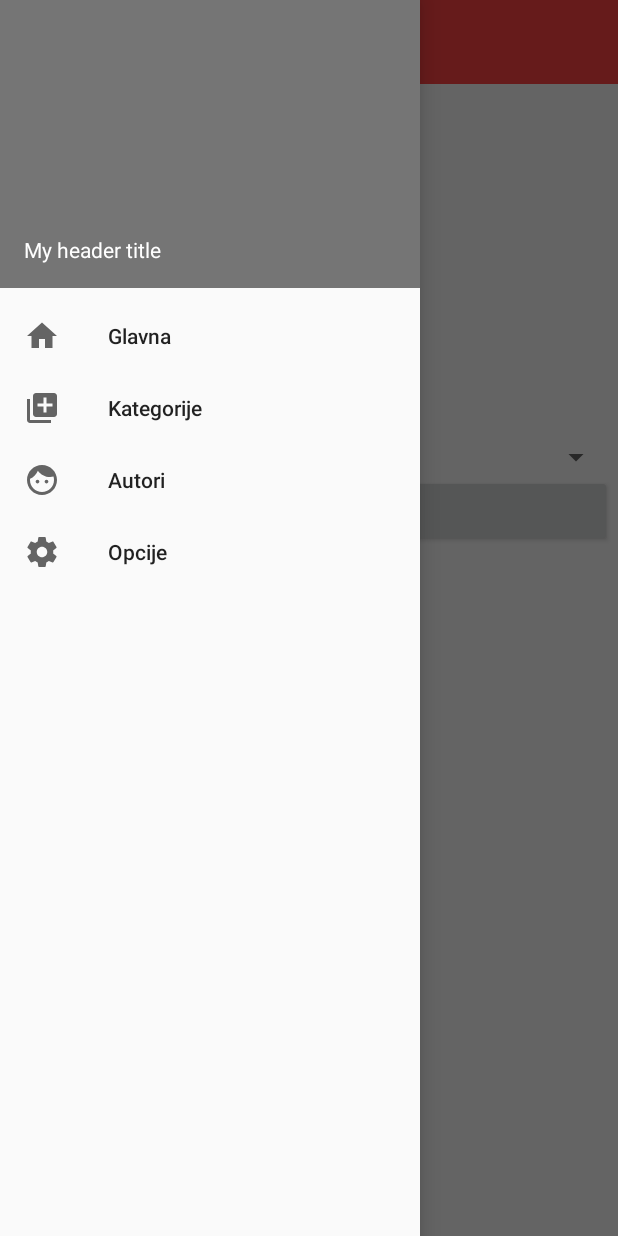
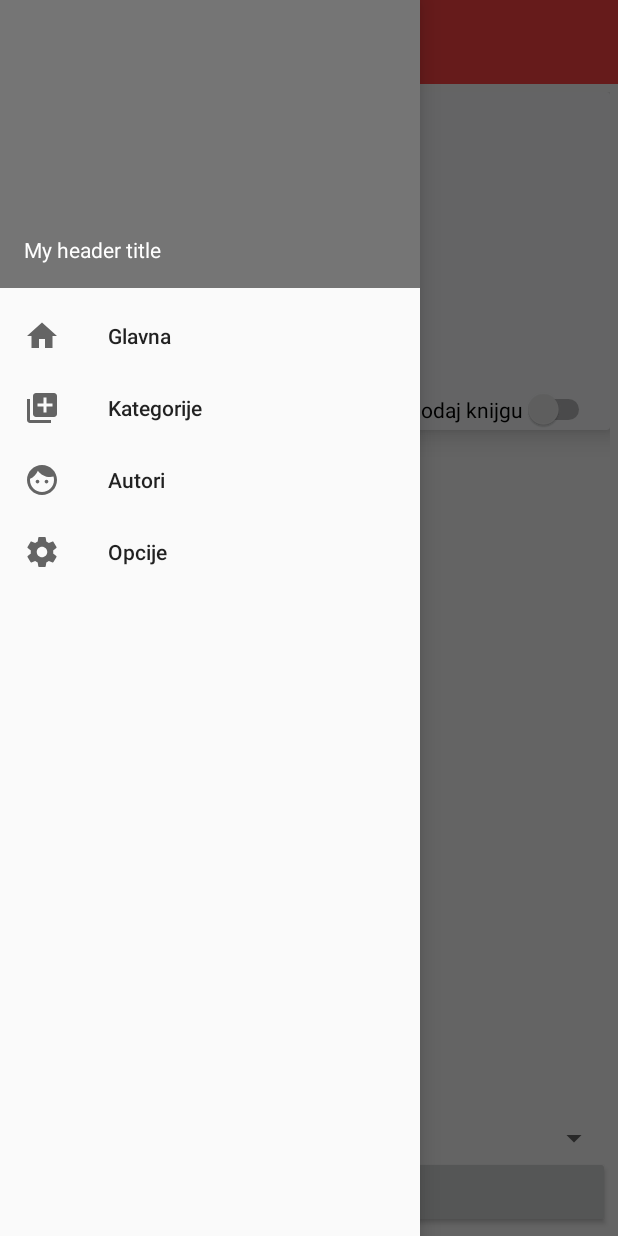
Before and after one commit to rappabugis1/AndroidBookshelf, an Android app: the fragment FragmentKnjigaSaApi placed in its activity, with the side drawer open, on a phone screen of 412 x 824 dp. Run offline under Robolectric (Android 15) with nearby library versions, the phone set to English and light mode, and no system bars; libraries missing offline, so code that uses them is left out: com.facebook.stetho; 10 statements that could not run were skipped.

Commit message:
Finalised the bookfromapi fragment design. Added support to database helper to add books from that fragment, now adding books with a category that is not in the DB adds the category with the book

```diff
--- a/app/src/main/java/com/example/ridvan/spirala1/BazaOpenHelper.java
+++ b/app/src/main/java/com/example/ridvan/spirala1/BazaOpenHelper.java
@@ -100,6 +100,24 @@ public class BazaOpenHelper extends SQLiteOpenHelper {
         db.execSQL("DROP TABLE IF EXISTS " + DATABASE_TABLE_AUTORSTVO);
 
         onCreate(db);
+    }
+
+    public int pretraziKnjige(Knjiga knjiga) {
+        SQLiteDatabase db = this.getWritableDatabase();
+
+        String selectQuery = "SELECT  * FROM " + DATABASE_TABLE_KNJG;
+        Cursor c = db.rawQuery(selectQuery, null);
+
+        if (c.moveToFirst()) {
+            do {
+                String nazivC = c.getString(c.getColumnIndex(KNJIGA_IDWEBSERVIS));
+
+                if (nazivC.equals(knjiga.getId()))
+                    return 0;
+            } while (c.moveToNext());
+        }
+        c.close();
+        return 1;
     }
 
     public long dodajKategoriju(String naziv) {
--- a/app/src/main/java/com/example/ridvan/spirala1/FragmentPreporuci.java
+++ b/app/src/main/java/com/example/ridvan/spirala1/FragmentKnjigaSaApi.java
@@ -15,9 +15,11 @@ import android.view.View;
 import android.view.ViewGroup;
 import android.widget.ArrayAdapter;
 import android.widget.Button;
+import android.widget.CompoundButton;
 import android.widget.ImageView;
 import android.widget.ProgressBar;
 import android.widget.Spinner;
+import android.widget.Switch;
 import android.widget.TextView;
 import android.widget.Toast;
 
@@ -25,10 +27,11 @@ import java.io.FileNotFoundException;
 import java.util.ArrayList;
 import java.util.HashSet;
 
-public class FragmentPreporuci extends Fragment
+public class FragmentKnjigaSaApi extends Fragment
 {
 
     Knjiga knjiga;
+    BazaOpenHelper helper;
 
     @Override
     public void onCreate(Bundle savedInstanceState) {
@@ -37,6 +40,7 @@ public class FragmentPreporuci extends Fragment
         if(bundle!=null)
             knjiga= (Knjiga) bundle.getSerializable("knjiga");
 
+        helper=new BazaOpenHelper(getActivity());
     }
 
     private static class Contact {
@@ -53,12 +57,13 @@ public class FragmentPreporuci extends Fragment
         ImageView slika;
         Button posalji;
         Spinner kontakti;
+        Switch dodajKnjigu;
     }
 
     @Override
     public View onCreateView(LayoutInflater inflater, ViewGroup container, Bundle savedInstanceState) {
 
-        View view = inflater.inflate(R.layout.fragment_preporuci, container, false);
+        View view = inflater.inflate(R.layout.fragment_knjiga_sa_api, container, false);
 
         final ViewHolder holder= new ViewHolder();
 
@@ -70,6 +75,28 @@ public class FragmentPreporuci extends Fragment
         holder.datum= view.findViewById(R.id.eDatumObjavljivanjaP);
         holder.posalji= view.findViewById(R.id.dPosalji);
         holder.kontakti= view.findViewById(R.id.sKontakti);
+        holder.dodajKnjigu=view.findViewById(R.id.dodajKnjigu);
+
+
+        //swith
+
+        if(helper.pretraziKnjige(knjiga)==0) {
+            holder.dodajKnjigu.setChecked(true);
+            holder.dodajKnjigu.setClickable(false);
+        } else {
+            holder.dodajKnjigu.setOnCheckedChangeListener(new CompoundButton.OnCheckedChangeListener() {
+                @Override
+                public void onCheckedChanged(CompoundButton buttonView, boolean isChecked) {
+                    helper.dodajKategoriju(knjiga.getKategorija());
+                    holder.dodajKnjigu.setChecked(true);
+                    holder.dodajKnjigu.setClickable(false);
+                    helper.dodajKnjigu(knjiga);
+                }
+            });
+        }
+
+
+        //populisanje informacijama
 
         ArrayList<String> imena = new ArrayList<>();
         for (Autor x: knjiga.getAutori()) {
@@ -191,7 +218,4 @@ public class FragmentPreporuci extends Fragment
         return emlRecs;
     }
 
-    private void PosaljiEmail(){
-
-    }
 }
--- a/app/src/main/java/com/example/ridvan/spirala1/Knjiga.java
+++ b/app/src/main/java/com/example/ridvan/spirala1/Knjiga.java
@@ -97,6 +97,8 @@ public class Knjiga implements Serializable {
     String kategorija;
     Boolean oznacena;
 
+
+
     public Knjiga (){
 
     }
--- /dev/null
+++ b/app/src/main/res/layout/fragment_knjiga_sa_api.xml
@@ -0,0 +1,175 @@
+<?xml version="1.0" encoding="utf-8"?>
+<RelativeLayout xmlns:android="http://schemas.android.com/apk/res/android"
+    xmlns:app="http://schemas.android.com/apk/res-auto"
+    android:layout_width="match_parent"
+    android:layout_height="match_parent"
+    android:paddingBottom="5dp"
+    android:paddingRight="5dp"
+    android:paddingTop="5dp">
+
+    <LinearLayout
+        android:layout_width="match_parent"
+        android:layout_height="wrap_content"
+        android:orientation="vertical">
+
+        <android.support.v7.widget.CardView
+            android:layout_width="match_parent"
+            android:layout_height="match_parent"
+            app:cardBackgroundColor="#FAFBFD"
+            app:cardElevation="9dp">
+
+            <LinearLayout
+                android:layout_width="match_parent"
+                android:layout_height="match_parent"
+                android:orientation="vertical"
+                android:paddingLeft="5dp">
+
+                <LinearLayout
+                    android:layout_width="match_parent"
+                    android:layout_height="match_parent"
+                    android:paddingBottom="4dp"
+                    android:paddingLeft="4dp"
+                    android:paddingRight="4dp"
+                    android:paddingTop="4dp">
+
+                    <RelativeLayout
+                        android:layout_width="wrap_content"
+                        android:layout_height="wrap_content">
+
+                        <ImageView
+                            android:id="@+id/thumb"
+                            android:layout_width="120dp"
+                            android:layout_height="190dp"
+                            android:scaleType="fitXY" />
+
+                        <ProgressBar
+                            android:id="@+id/bar"
+                            style="?android:attr/progressBarStyleSmall"
+                            android:layout_width="wrap_content"
+                            android:layout_height="wrap_content"
+                            android:layout_centerInParent="true"
+                            android:visibility="visible" />
+
+                    </RelativeLayout>
+
+                    <LinearLayout
+                        android:id="@+id/linearLayout2"
+                        android:layout_width="match_parent"
+                        android:layout_height="wrap_content"
+                        android:descendantFocusability="blocksDescendants"
+                        android:orientation="vertical"
+                        android:paddingLeft="4dp"
+                        android:paddingRight="4dp">
+
+                        <TextView
+                            android:id="@+id/eNazivP"
+                            android:layout_width="match_parent"
+                            android:layout_height="wrap_content"
+
+                            android:textSize="30sp"
+                            app:layout_constraintStart_toEndOf="@+id/eNaslovna"
+                            app:layout_constraintTop_toTopOf="parent" />
+
+                        <TextView
+                            android:id="@+id/eAutorP"
+                            android:layout_width="match_parent"
+                            android:layout_height="wrap_content"
+
+                            android:textSize="18sp"
+                            app:layout_constraintStart_toEndOf="@+id/eNaslovna"
+                            app:layout_constraintTop_toBottomOf="@+id/eNaziv" />
+
+                        <TableRow
+                            android:layout_width="match_parent"
+                            android:layout_height="match_parent">
+
+                            <TextView
+                                android:id="@+id/textView5"
+                                android:layout_width="wrap_content"
+                                android:layout_height="wrap_content"
+                                android:text="@string/datum" />
+
+                            <TextView
+                                android:id="@+id/eDatumObjavljivanjaP"
+                                android:layout_width="match_parent"
+                                android:layout_height="wrap_content" />
+                        </TableRow>
+
+                        <TableRow
+                            android:layout_width="match_parent"
+                            android:layout_height="match_parent">
+
+                            <TextView
+                                android:id="@+id/textView6"
+                                android:layout_width="wrap_content"
+                                android:layout_height="wrap_content"
+                                android:text="@string/brojstr" />
+
+                            <TextView
+                                android:id="@+id/eBrojStranicaP"
+                                android:layout_width="match_parent"
+                                android:layout_height="wrap_content" />
+                        </TableRow>
+
+                    </LinearLayout>
+
+                </LinearLayout>
+
+                <TableRow
+                    android:layout_width="match_parent"
+                    android:layout_height="match_parent"
+                    android:gravity="right"
+                    android:paddingRight="10dp">
+
+                    <Switch
+                        android:id="@+id/dodajKnjigu"
+                        android:layout_width="wrap_content"
+                        android:layout_height="wrap_content"
+                        android:text="@string/Dodaj_Knjigu" />
+
+                </TableRow>
+
+            </LinearLayout>
+
+        </android.support.v7.widget.CardView>
+
+        <ScrollView
+            android:layout_width="match_parent"
+            android:layout_height="match_parent"
+            android:paddingBottom="100dp"
+            android:paddingLeft="5dp">
+
+            <TextView
+                android:id="@+id/eOpisP"
+                android:layout_width="match_parent"
+                android:layout_height="wrap_content" />
+        </ScrollView>
+
+    </LinearLayout>
+
+    <LinearLayout
+        android:layout_width="match_parent"
+        android:layout_height="wrap_content"
+        android:layout_alignParentBottom="true"
+        android:orientation="vertical"
+        android:paddingLeft="5dp">
+
+        <TextView
+            android:id="@+id/eKontakti"
+            android:layout_width="match_parent"
+            android:layout_height="wrap_content"
+            android:text="@string/Kontakti" />
+
+        <Spinner
+            android:id="@+id/sKontakti"
+            android:layout_width="match_parent"
+            android:layout_height="wrap_content" />
+
+        <Button
+            android:id="@+id/dPosalji"
+            android:layout_width="match_parent"
+            android:layout_height="wrap_content"
+            android:text="@string/Preporuci" />
+    </LinearLayout>
+
+</RelativeLayout>
--- a/app/src/main/res/layout/home_layout_sauthor.xml
+++ b/app/src/main/res/layout/home_layout_sauthor.xml
@@ -1,7 +1,7 @@
 <?xml version="1.0" encoding="utf-8"?>
 <LinearLayout xmlns:android="http://schemas.android.com/apk/res/android"
     android:layout_width="match_parent"
-    android:layout_height="200dp"
+    android:layout_height="250dp"
     android:background="@drawable/homes2"
     android:orientation="vertical"
     android:visibility="visible">
@@ -24,9 +24,9 @@
             android:layout_width="wrap_content"
             android:layout_height="wrap_content"
             android:ems="10"
+            android:hint="J. K. Rowling"
             android:inputType="textPersonName"
             android:singleLine="false"
-            android:text="Ex. J.K.Rowling"
             android:textStyle="normal|italic" />
 
         <Button
--- a/app/src/main/res/layout/home_layout_sbook.xml
+++ b/app/src/main/res/layout/home_layout_sbook.xml
@@ -1,7 +1,7 @@
 <?xml version="1.0" encoding="utf-8"?>
 <LinearLayout xmlns:android="http://schemas.android.com/apk/res/android"
     android:layout_width="match_parent"
-    android:layout_height="200dp"
+    android:layout_height="250dp"
     android:background="@drawable/homes1"
     android:orientation="vertical"
     android:visibility="visible">
@@ -24,9 +24,9 @@
             android:layout_width="wrap_content"
             android:layout_height="wrap_content"
             android:ems="10"
+            android:hint="The Epic of Gilgamesh"
             android:inputType="textPersonName"
             android:singleLine="false"
-            android:text="Ex. The Epic of Gilgamesh"
             android:textStyle="normal|italic" />
 
         <Button
--- a/app/src/main/res/values/strings.xml
+++ b/app/src/main/res/values/strings.xml
@@ -22,7 +22,9 @@
     <string name="Home">Glavna</string>
     <string name="sbook">Imate knjigu na umu?</string>
     <string name="sator">Koje knjige je autor napisao...</string>
-
+    <string name="datum">Datum objave: </string>
+    <string name="brojstr">Broj stranica: </string>
+    <string name="procitana">Procitana   </string>
 
     <string name="engNadji_sliku">Search image</string>
     <string name="engNaziv_knjige">Book name:</string>
```
Also changed, not shown: app/src/main/java/com/example/ridvan/spirala1/DohvatiKnjige.java (+13 -2 lines), app/src/main/java/com/example/ridvan/spirala1/HomeFragment.java (+9 -5 lines), app/src/main/java/com/example/ridvan/spirala1/KnjigaAdapter.java (deleted, +0 -178 lines), app/src/main/java/com/example/ridvan/spirala1/KnjigeFragment.java (+2 -32 lines), app/src/main/java/com/example/ridvan/spirala1/SAutorFrag.java (+8 -0 lines), app/src/main/java/com/example/ridvan/spirala1/SBookFrag.java (+8 -0 lines), app/src/main/res/layout/fragment_preporuci.xml (deleted, +0 -117 lines), app/src/main/res/layout/home_layout.xml (+34 -4 lines).
